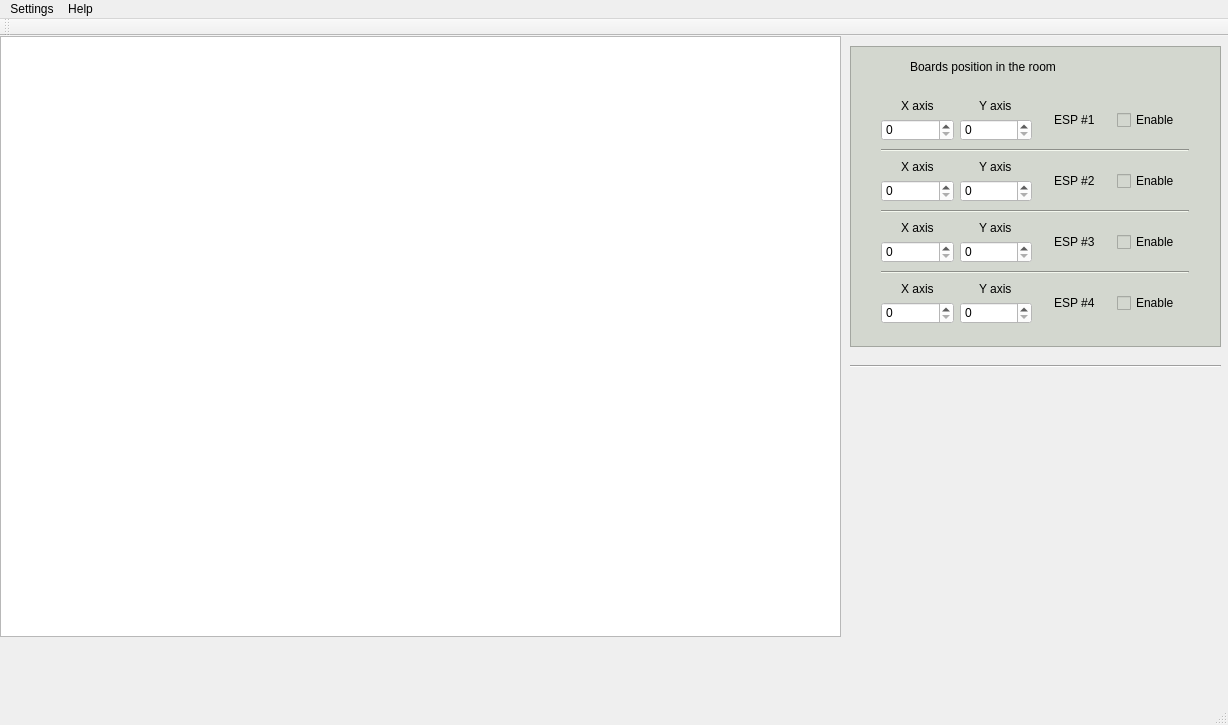
Above: mainwindow.ui from Marlowess/PRTS-ESP32-server before the change. Below: the same form after it.
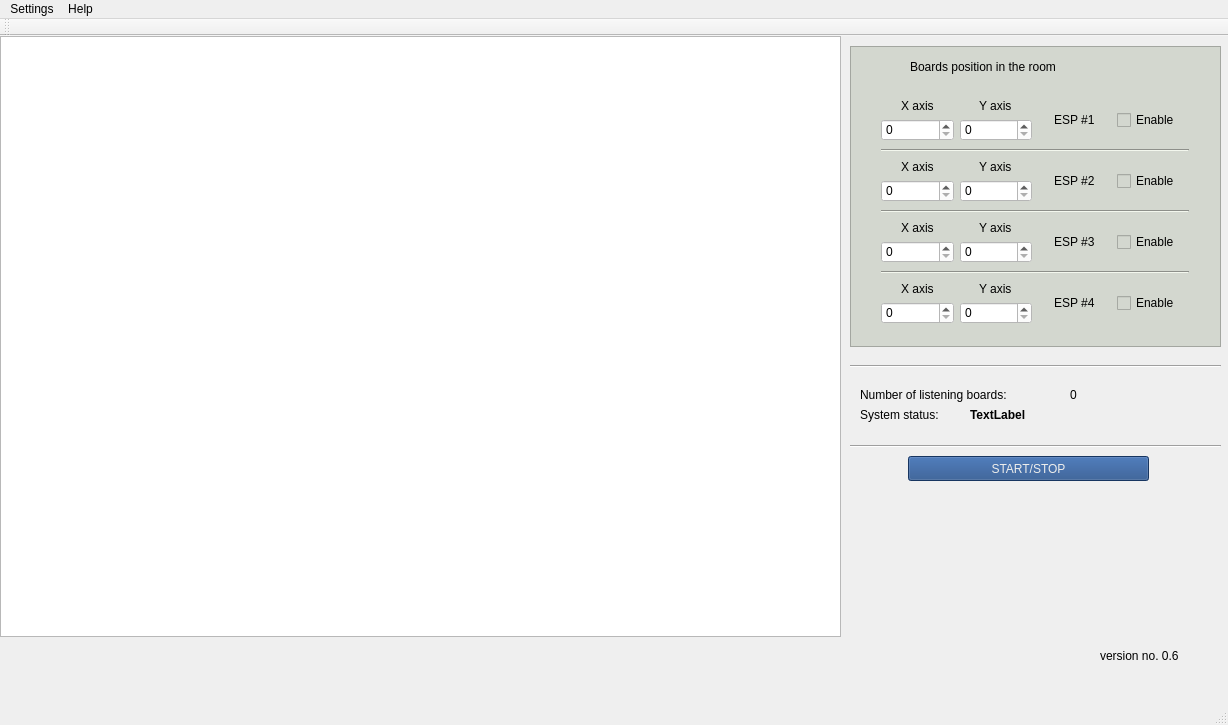
That is the form after the change. Custom widgets are drawn as their Qt base class.

Commit message: Aggiunta label per mostrare lo stato del sistema e il bottone per accendere e spegnere il sistema

Patch:
```diff
--- a/mainwindow.ui
+++ b/mainwindow.ui
@@ -11,7 +11,10 @@
    </rect>
   </property>
   <property name="windowTitle">
-   <string>MainWindow</string>
+   <string>WiFi packets radar</string>
+  </property>
+  <property name="styleSheet">
+   <string notr="true"/>
   </property>
   <widget class="QWidget" name="centralWidget">
    <widget class="QChartView" name="graphicsView">
@@ -362,6 +365,107 @@
      <enum>Qt::Horizontal</enum>
     </property>
    </widget>
+   <widget class="QLabel" name="label">
+    <property name="geometry">
+     <rect>
+      <x>860</x>
+      <y>350</y>
+      <width>191</width>
+      <height>17</height>
+     </rect>
+    </property>
+    <property name="text">
+     <string>Number of listening boards:</string>
+    </property>
+   </widget>
+   <widget class="QLabel" name="label_boards">
+    <property name="geometry">
+     <rect>
+      <x>1070</x>
+      <y>350</y>
+      <width>16</width>
+      <height>17</height>
+     </rect>
+    </property>
+    <property name="text">
+     <string>0</string>
+    </property>
+   </widget>
+   <widget class="QLabel" name="label_2">
+    <property name="geometry">
+     <rect>
+      <x>1100</x>
+      <y>610</y>
+      <width>111</width>
+      <height>20</height>
+     </rect>
+    </property>
+    <property name="text">
+     <string>version no. 0.6</string>
+    </property>
+   </widget>
+   <widget class="QLabel" name="label_3">
+    <property name="geometry">
+     <rect>
+      <x>860</x>
+      <y>370</y>
+      <width>111</width>
+      <height>17</height>
+     </rect>
+    </property>
+    <property name="text">
+     <string>System status:</string>
+    </property>
+   </widget>
+   <widget class="QLabel" name="label_status">
+    <property name="geometry">
+     <rect>
+      <x>970</x>
+      <y>370</y>
+      <width>101</width>
+      <height>17</height>
+     </rect>
+    </property>
+    <property name="font">
+     <font>
+      <weight>75</weight>
+      <bold>true</bold>
+     </font>
+    </property>
+    <property name="text">
+     <string>TextLabel</string>
+    </property>
+   </widget>
+   <widget class="Line" name="line_5">
+    <property name="geometry">
+     <rect>
+      <x>850</x>
+      <y>400</y>
+      <width>371</width>
+      <height>20</height>
+     </rect>
+    </property>
+    <property name="orientation">
+     <enum>Qt::Horizontal</enum>
+    </property>
+   </widget>
+   <widget class="QPushButton" name="pushButton">
+    <property name="geometry">
+     <rect>
+      <x>908</x>
+      <y>420</y>
+      <width>241</width>
+      <height>25</height>
+     </rect>
+    </property>
+    <property name="styleSheet">
+     <string notr="true">color: rgb(238, 238, 236);
+background-color: rgb(32, 74, 135);</string>
+    </property>
+    <property name="text">
+     <string>START/STOP</string>
+    </property>
+   </widget>
   </widget>
   <widget class="QMenuBar" name="menuBar">
    <property name="geometry">
```
Left out of the diff: 49 changed lines with no effect on the pictures. The commit also changes 6 other files.
